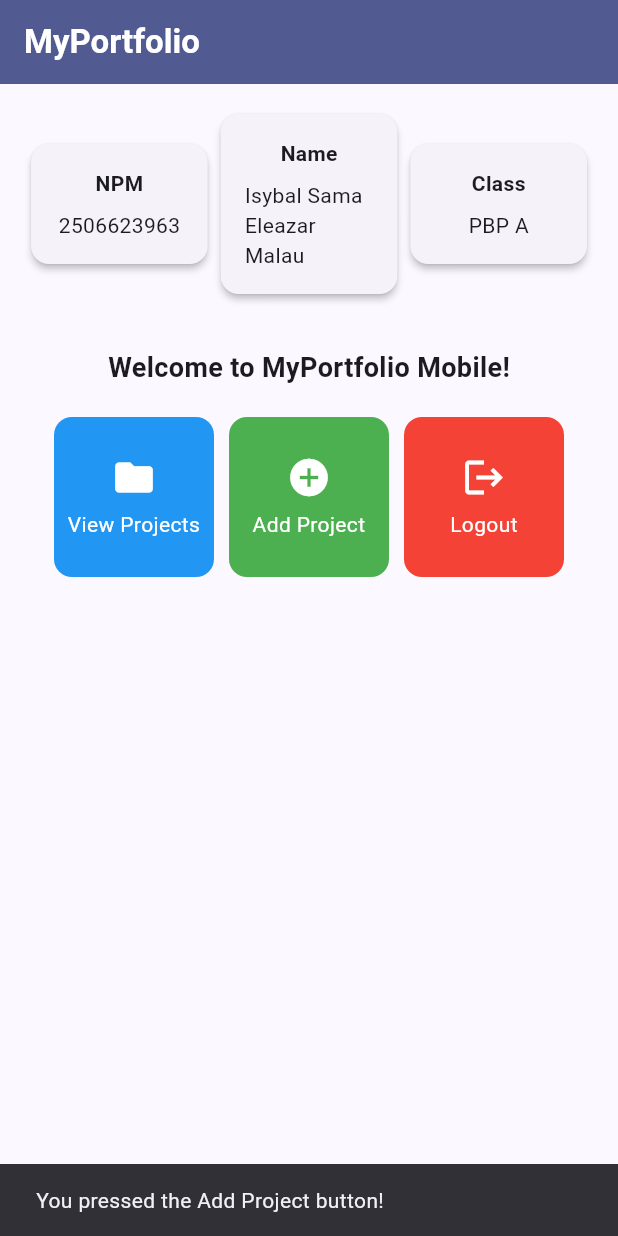
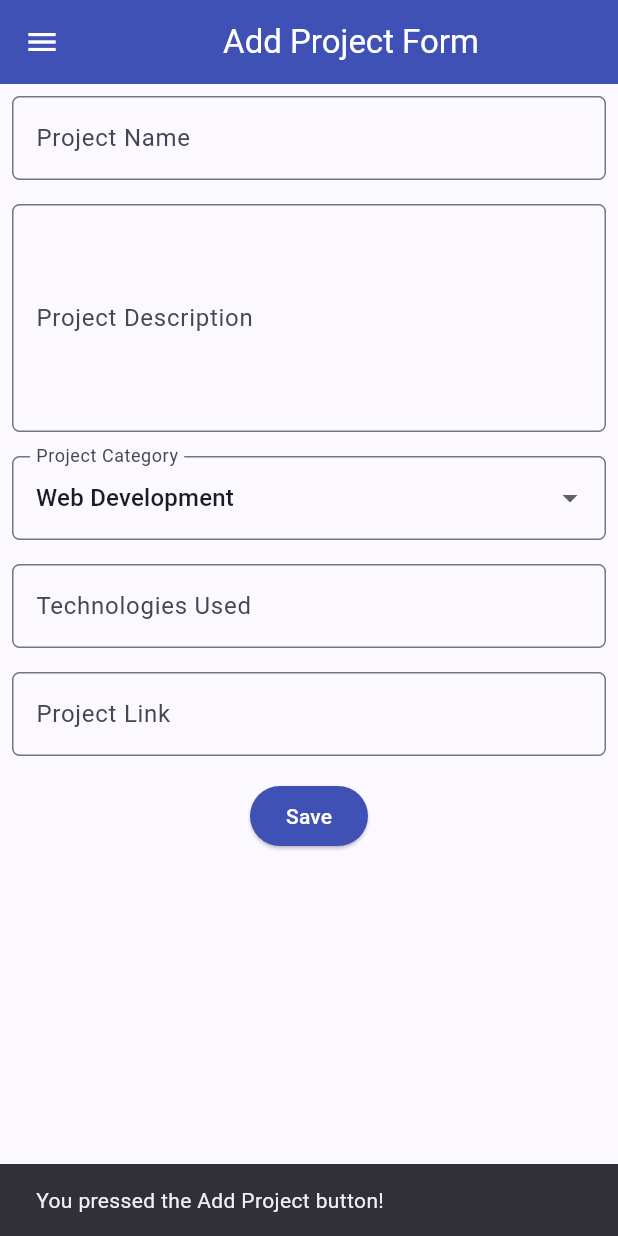
Before and after one commit to eleazarmalau/myportfolio_mobile, a Flutter app: the screen it shows after launch, after a tap on "Add Project", on a phone screen of 412 x 824 dp. Run offline on Flutter 3.47's test engine with Material 3 defaults, Android fonts, the phone set to English and light mode, and no system bars; our stand-ins replace material_ui.

Commit message:
feat: tutorial 9

```diff
--- a/lib/main.dart
+++ b/lib/main.dart
@@ -1,5 +1,6 @@
-import 'package:flutter/material.dart';
-import 'package:myportofolio_mobile/menu.dart';
+import 'package:material_ui/material_ui.dart';
+import 'package:myportofolio_mobile/screens/menu.dart';
+
 void main() {
   runApp(const MyApp());
 }
--- a/lib/menu.dart
+++ b/lib/screens/menu.dart
@@ -1,4 +1,6 @@
-import 'package:flutter/material.dart';
+import 'package:material_ui/material_ui.dart';
+import 'package:myportofolio_mobile/widgets/project_card.dart';
+import 'package:myportofolio_mobile/widgets/left_drawer.dart';
 
 class MyHomePage extends StatelessWidget {
   MyHomePage({super.key});
@@ -8,9 +10,9 @@ class MyHomePage extends StatelessWidget {
   final String kelas = "PBP A";
 
   final List<ItemHomepage> items = [
-    ItemHomepage("View Projects", Icons.folder, Colors.blue),
-    ItemHomepage("Add Project", Icons.add_circle, Colors.green),
-    ItemHomepage("Logout", Icons.logout, Colors.red),
+    ItemHomepage("View Projects", Icons.folder, const Color.fromARGB(255, 9, 83, 143)),
+    ItemHomepage("Add Project", Icons.add_circle, const Color.fromARGB(255, 7, 121, 34)),
+    ItemHomepage("Logout", Icons.logout, const Color.fromARGB(255, 176, 22, 11)),
   ];
 
   @override
@@ -22,7 +24,9 @@ class MyHomePage extends StatelessWidget {
           style: TextStyle(color: Colors.white, fontWeight: FontWeight.bold),
         ),
         backgroundColor: Theme.of(context).colorScheme.primary,
+        iconTheme: const IconThemeData(color: Colors.white),
       ),
+      drawer: const LeftDrawer(),
       body: Padding(
         padding: const EdgeInsets.all(16.0),
         child: Column(
@@ -102,46 +106,6 @@ class InfoCard extends StatelessWidget {
   }
 }
 
-class ItemCard extends StatelessWidget {
-  final ItemHomepage item;
-
-  const ItemCard(this.item, {super.key});
-
-  @override
-  Widget build(BuildContext context) {
-    return Material(
-      color: item.color,
-      borderRadius: BorderRadius.circular(12),
-      child: InkWell(
-        onTap: () {
-          ScaffoldMessenger.of(context)
-            ..hideCurrentSnackBar()
-            ..showSnackBar(
-              SnackBar(content: Text("You pressed the ${item.name} button!")),
-            );
-        },
-        child: Container(
-          padding: const EdgeInsets.all(8),
-          child: Center(
-            child: Column(
-              mainAxisAlignment: MainAxisAlignment.center,
-              children: [
-                Icon(item.icon, color: Colors.white, size: 30.0),
-                const Padding(padding: EdgeInsets.all(3)),
-                Text(
-                  item.name,
-                  textAlign: TextAlign.center,
-                  style: const TextStyle(color: Colors.white),
-                ),
-              ],
-            ),
-          ),
-        ),
-      ),
-    );
-  }
-}
-
 class ItemHomepage {
   final String name;
   final IconData icon;
--- /dev/null
+++ b/lib/screens/project_form.dart
@@ -0,0 +1,212 @@
+import 'package:material_ui/material_ui.dart';
+import 'package:myportofolio_mobile/widgets/left_drawer.dart';
+
+class ProjectFormPage extends StatefulWidget {
+  const ProjectFormPage({super.key});
+
+  @override
+  State<ProjectFormPage> createState() => _ProjectFormPageState();
+}
+
+class _ProjectFormPageState extends State<ProjectFormPage> {
+  final _formKey = GlobalKey<FormState>();
+
+  String _projectName = "";
+  String _description = "";
+  String _category = "Web Development"; // default
+  String _technologies = "";
+  String _projectLink = "";
+
+  final List<String> _categories = [
+    'Web Development',
+    'Mobile Development',
+    'Machine Learning',
+    'Data Science',
+    'Other',
+  ];
+  @override
+  Widget build(BuildContext context) {
+    return Scaffold(
+      appBar: AppBar(
+        title: const Center(child: Text('Add Project Form')),
+        backgroundColor: Colors.indigo,
+        foregroundColor: Colors.white,
+      ),
+      drawer: const LeftDrawer(),
+      body: Form(
+        key: _formKey,
+        child: SingleChildScrollView(
+          child: Column(
+            crossAxisAlignment: CrossAxisAlignment.start,
+            children: [
+              // === Project Name ===
+              Padding(
+                padding: const EdgeInsets.all(8.0),
+                child: TextFormField(
+                  decoration: InputDecoration(
+                    hintText: "Project Name",
+                    labelText: "Project Name",
+                    border: OutlineInputBorder(
+                      borderRadius: BorderRadius.circular(5.0),
+                    ),
+                  ),
+                  onChanged: (String? value) {
+                    setState(() {
+                      _projectName = value!;
+                    });
+                  },
+                  validator: (String? value) {
+                    if (value == null || value.trim().isEmpty) {
+                      return "Enter a project name.";
+                    }
+                    return null;
+                  },
+                ),
+              ),
+              // === Description ===
+              Padding(
+                padding: const EdgeInsets.all(8.0),
+                child: TextFormField(
+                  maxLines: 5,
+                  decoration: InputDecoration(
+                    hintText: "Project Description",
+                    labelText: "Project Description",
+                    border: OutlineInputBorder(
+                      borderRadius: BorderRadius.circular(5.0),
+                    ),
+                  ),
+                  onChanged: (String? value) {
+                    setState(() {
+                      _description = value!;
+                    });
+                  },
+                  validator: (String? value) {
+                    if (value == null || value.trim().isEmpty) {
+                      return "Enter a project description.";
+                    }
+                    return null;
+                  },
+                ),
+              ),
+
+              // === Category ===
+              Padding(
+                padding: const EdgeInsets.all(8.0),
+                child: DropdownButtonFormField<String>(
+                  decoration: InputDecoration(
+                    labelText: "Project Category",
+                    border: OutlineInputBorder(
+                      borderRadius: BorderRadius.circular(5.0),
+                    ),
+                  ),
+                  initialValue: _category,
+                  items: _categories
+                      .map(
+                        (category) => DropdownMenuItem(
+                          value: category,
+                          child: Text(category),
+                        ),
+                      )
+                      .toList(),
+                  onChanged: (String? newValue) {
+                    setState(() {
+                      _category = newValue!;
+                    });
+                  },
+                ),
+              ),
+
+              // === Technologies ===
+              Padding(
+                padding: const EdgeInsets.all(8.0),
+                child: TextFormField(
+                  decoration: InputDecoration(
+                    hintText: "Example: Flutter, Django, Figma",
+                    labelText: "Technologies Used",
+                    border: OutlineInputBorder(
+                      borderRadius: BorderRadius.circular(5.0),
+                    ),
+                  ),
+                  onChanged: (String? value) {
+                    setState(() {
+                      _technologies = value!;
+                    });
+                  },
+                ),
+              ),
+
+              // === Project Link ===
+              Padding(
+                padding: const EdgeInsets.all(8.0),
+                child: TextFormField(
+                  decoration: InputDecoration(
+                    hintText: "Project URL (optional)",
+                    labelText: "Project Link",
+                    border: OutlineInputBorder(
+                      borderRadius: BorderRadius.circular(5.0),
+                    ),
+                  ),
+                  onChanged: (String? value) {
+                    setState(() {
+                      _projectLink = value!;
+                    });
+                  },
+                ),
+              ),
+
+              // === Save Button ===
+              Align(
+                alignment: Alignment.bottomCenter,
+                child: Padding(
+                  padding: const EdgeInsets.all(8.0),
+                  child: ElevatedButton(
+                    style: ButtonStyle(
+                      backgroundColor: WidgetStateProperty.all(Colors.indigo),
+                    ),
+                    onPressed: () {
+                      if (_formKey.currentState!.validate()) {
+                        showDialog(
+                          context: context,
+                          builder: (context) {
+                            return AlertDialog(
+                              title: const Text('Project added successfully!'),
+                              content: SingleChildScrollView(
+                                child: Column(
+                                  crossAxisAlignment: CrossAxisAlignment.start,
+                                  children: [
+                                    Text('Project Name: $_projectName'),
+                                    Text('Description: $_description'),
+                                    Text('Category: $_category'),
+                                    Text('Technologies: $_technologies'),
+                                    Text('Link: $_projectLink'),
+                                  ],
+                                ),
+                              ),
+                              actions: [
+                                TextButton(
+                                  child: const Text('OK'),
+                                  onPressed: () {
+                                    Navigator.pop(context);
+                                    _formKey.currentState!.reset();
+                                  },
+                                ),
+                              ],
+                            );
+                          },
+                        );
+                      }
+                    },
+                    child: const Text(
+                      "Save",
+                      style: TextStyle(color: Colors.white),
+                    ),
+                  ),
+                ),
+              ),
+            ],
+          ),
+        ),
+      ),
+    );
+  }
+}
--- /dev/null
+++ b/lib/widgets/left_drawer.dart
@@ -0,0 +1,62 @@
+import 'package:material_ui/material_ui.dart';
+import 'package:myportofolio_mobile/screens/project_form.dart';
+import 'package:myportofolio_mobile/screens/menu.dart';
+
+class LeftDrawer extends StatelessWidget {
+  const LeftDrawer({super.key});
+
+  @override
+  Widget build(BuildContext context) {
+    return Drawer(
+      child: ListView(
+        children: [
+          const DrawerHeader(
+            decoration: BoxDecoration(color: Colors.indigo),
+            child: Column(
+              crossAxisAlignment: CrossAxisAlignment.start,
+              children: [
+                Text(
+                  'My Portfolio',
+                  style: TextStyle(
+                    fontSize: 30,
+                    fontWeight: FontWeight.bold,
+                    color: Colors.white,
+                  ),
+                ),
+                SizedBox(height: 10),
+                Text(
+                  'Explore personal projects and experiences!',
+                  style: TextStyle(fontSize: 15, color: Colors.white),
+                ),
+              ],
+            ),
+          ),
+          ListTile(
+            leading: const Icon(Icons.home_outlined),
+            title: const Text('Home'),
+            // Navigate to the portfolio home screen
+            onTap: () {
+              Navigator.pushReplacement(
+                context,
+                MaterialPageRoute(builder: (context) => MyHomePage()),
+              );
+            },
+          ),
+          ListTile(
+            leading: const Icon(Icons.add_circle_outline),
+            title: const Text('Add Project'),
+            // Navigate to the Add Project screen
+            onTap: () {
+              Navigator.pushReplacement(
+                context,
+                MaterialPageRoute(
+                  builder: (context) => const ProjectFormPage(),
+                ),
+              );
+            },
+          ),
+        ],
+      ),
+    );
+  }
+}
--- /dev/null
+++ b/lib/widgets/project_card.dart
@@ -0,0 +1,50 @@
+import 'package:material_ui/material_ui.dart';
+import 'package:myportofolio_mobile/screens/menu.dart';
+import 'package:myportofolio_mobile/screens/project_form.dart';
+
+class ItemCard extends StatelessWidget {
+  final ItemHomepage item;
+
+  const ItemCard(this.item, {super.key});
+
+  @override
+  Widget build(BuildContext context) {
+    return Material(
+      color: item.color,
+      borderRadius: BorderRadius.circular(12),
+      child: InkWell(
+        onTap: () {
+          ScaffoldMessenger.of(context)
+            ..hideCurrentSnackBar()
+            ..showSnackBar(
+              SnackBar(content: Text("You pressed the ${item.name} button!")),
+            );
+          // Navigate to the appropriate screen
+          if (item.name == "Add Project") {
+            Navigator.push(
+              context,
+              MaterialPageRoute(builder: (context) => const ProjectFormPage()),
+            );
+          }
+        },
+        child: Container(
+          padding: const EdgeInsets.all(8),
+          child: Center(
+            child: Column(
+              mainAxisAlignment: MainAxisAlignment.center,
+              children: [
+                Icon(item.icon, color: Colors.white, size: 30.0),
+                const Padding(padding: EdgeInsets.all(3)),
+                Text(
+                  item.name,
+                  textAlign: TextAlign.center,
+                  style: const TextStyle(color: Colors.white),
+                ),
+              ],
+            ),
+          ),
+        ),
+      ),
+    );
+  }
+}
--- a/pubspec.yaml
+++ b/pubspec.yaml
@@ -33,7 +33,8 @@ dependencies:
 
   # The following adds the Cupertino Icons font to your application.
   # Use with the CupertinoIcons class for iOS style icons.
-  cupertino_icons: ^1.0.8
+  cupertino_icons: ^2.0.0
+  material_ui: ^1.11.1
 
 dev_dependencies:
   flutter_test:
```
Also changed, not shown: pubspec.lock, 1 other file.
